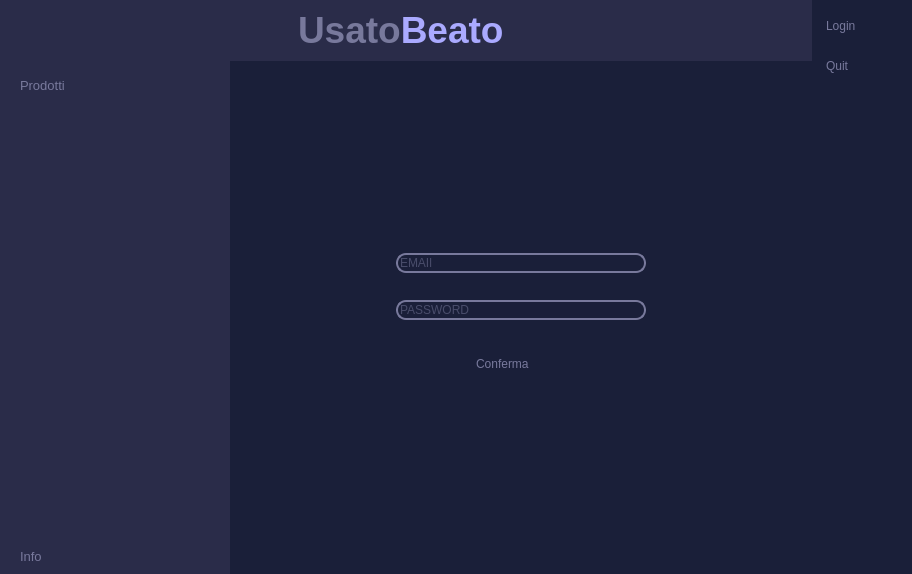
Old version of the form NegozioDelUsatoPython/MVC/View/UserView.ui in the repository LeonUrsu/NegozioDellUsato-ExamIS.
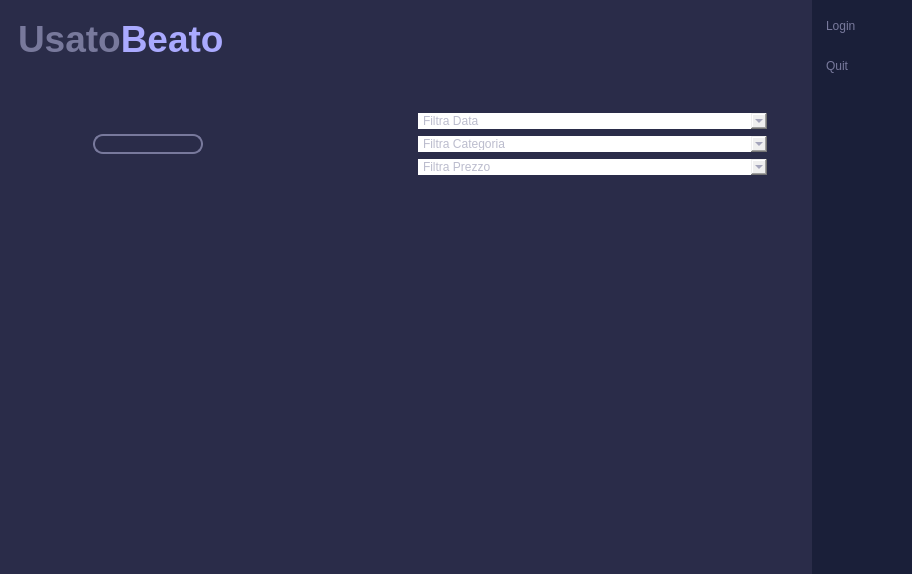
New version of the form. Icons and pictures are not drawn. Custom widgets are drawn as their Qt base class.

Commit message: aggiunto collegamento login/user

What changed in the file:
```diff
--- a/NegozioDelUsatoPython/MVC/View/UserView.ui
+++ b/NegozioDelUsatoPython/MVC/View/UserView.ui
@@ -112,194 +112,6 @@
    <property name="bottomMargin">
     <number>0</number>
    </property>
-   <item>
-    <widget class="QCustomSlideMenu" name="leftMenu" native="true">
-     <property name="minimumSize">
-      <size>
-       <width>0</width>
-       <height>0</height>
-      </size>
-     </property>
-     <layout class="QVBoxLayout" name="verticalLayout">
-      <property name="spacing">
-       <number>0</number>
-      </property>
-      <property name="leftMargin">
-       <number>0</number>
-      </property>
-      <property name="topMargin">
-       <number>0</number>
-      </property>
-      <property name="rightMargin">
-       <number>0</number>
-      </property>
-      <property name="bottomMargin">
-       <number>0</number>
-      </property>
-      <item>
-       <widget class="QFrame" name="frame_10">
-        <property name="frameShape">
-         <enum>QFrame::StyledPanel</enum>
-        </property>
-        <property name="frameShadow">
-         <enum>QFrame::Raised</enum>
-        </property>
-        <layout class="QHBoxLayout" name="horizontalLayout_10">
-         <property name="spacing">
-          <number>0</number>
-         </property>
-         <property name="leftMargin">
-          <number>0</number>
-         </property>
-         <property name="topMargin">
-          <number>68</number>
-         </property>
-         <property name="rightMargin">
-          <number>0</number>
-         </property>
-         <property name="bottomMargin">
-          <number>0</number>
-         </property>
-        </layout>
-       </widget>
-      </item>
-      <item>
-       <widget class="QFrame" name="frame_8">
-        <property name="sizePolicy">
-         <sizepolicy hsizetype="Preferred" vsizetype="Expanding">
-          <horstretch>0</horstretch>
-          <verstretch>0</verstretch>
-         </sizepolicy>
-        </property>
-        <property name="frameShape">
-         <enum>QFrame::StyledPanel</enum>
-        </property>
-        <property name="frameShadow">
-         <enum>QFrame::Raised</enum>
-        </property>
-        <layout class="QVBoxLayout" name="verticalLayout_9">
-         <property name="spacing">
-          <number>0</number>
-         </property>
-         <property name="leftMargin">
-          <number>0</number>
-         </property>
-         <property name="topMargin">
-          <number>0</number>
-         </property>
-         <property name="rightMargin">
-          <number>0</number>
-         </property>
-         <property name="bottomMargin">
-          <number>0</number>
-         </property>
-         <item>
-          <widget class="QFrame" name="frame_9">
-           <property name="sizePolicy">
-            <sizepolicy hsizetype="Preferred" vsizetype="Expanding">
-             <horstretch>0</horstretch>
-             <verstretch>0</verstretch>
-            </sizepolicy>
-           </property>
-           <property name="minimumSize">
-            <size>
-             <width>230</width>
-             <height>506</height>
-            </size>
-           </property>
-           <property name="maximumSize">
-            <size>
-             <width>230</width>
-             <height>16777215</height>
-            </size>
-           </property>
-           <property name="frameShape">
-            <enum>QFrame::StyledPanel</enum>
-           </property>
-           <property name="frameShadow">
-            <enum>QFrame::Raised</enum>
-           </property>
-           <layout class="QVBoxLayout" name="verticalLayout_10">
-            <property name="spacing">
-             <number>10</number>
-            </property>
-            <property name="leftMargin">
-             <number>15</number>
-            </property>
-            <property name="topMargin">
-             <number>0</number>
-            </property>
-            <property name="rightMargin">
-             <number>0</number>
-            </property>
-            <property name="bottomMargin">
-             <number>0</number>
-            </property>
-            <item>
-             <widget class="QPushButton" name="prodottiBtn_2">
-              <property name="font">
-               <font>
-                <family>Leelawadee UI</family>
-                <pointsize>10</pointsize>
-                <italic>false</italic>
-                <bold>false</bold>
-               </font>
-              </property>
-              <property name="cursor">
-               <cursorShape>PointingHandCursor</cursorShape>
-              </property>
-              <property name="text">
-               <string>Prodotti</string>
-              </property>
-              <property name="icon">
-               <iconset>
-                <normaloff>:/assets/#78799c(purple) icons/shopping-cart.svg</normaloff>:/assets/#78799c(purple) icons/shopping-cart.svg</iconset>
-              </property>
-              <property name="iconSize">
-               <size>
-                <width>24</width>
-                <height>24</height>
-               </size>
-              </property>
-             </widget>
-            </item>
-            <item alignment="Qt::AlignBottom">
-             <widget class="QPushButton" name="infoBtn_2">
-              <property name="font">
-               <font>
-                <family>Leelawadee UI</family>
-                <pointsize>10</pointsize>
-                <italic>false</italic>
-                <bold>false</bold>
-               </font>
-              </property>
-              <property name="cursor">
-               <cursorShape>PointingHandCursor</cursorShape>
-              </property>
-              <property name="text">
-               <string>Info</string>
-              </property>
-              <property name="icon">
-               <iconset>
-                <normaloff>:/assets/#78799c(purple) icons/info.svg</normaloff>:/assets/#78799c(purple) icons/info.svg</iconset>
-              </property>
-              <property name="iconSize">
-               <size>
-                <width>24</width>
-                <height>24</height>
-               </size>
-              </property>
-             </widget>
-            </item>
-           </layout>
-          </widget>
-         </item>
-        </layout>
-       </widget>
-      </item>
-     </layout>
-    </widget>
-   </item>
    <item>
     <widget class="QWidget" name="mainBody" native="true">
      <property name="sizePolicy">
@@ -338,41 +150,30 @@
         <property name="frameShadow">
          <enum>QFrame::Raised</enum>
         </property>
+        <layout class="QVBoxLayout" name="verticalLayout_3">
+         <item>
+          <widget class="QFrame" name="titolo">
+           <property name="maximumSize">
+            <size>
+             <width>16777215</width>
+             <height>70</height>
+            </size>
+           </property>
+           <property name="frameShape">
+            <enum>QFrame::StyledPanel</enum>
+           </property>
+           <property name="frameShadow">
+            <enum>QFrame::Raised</enum>
+           </property>
         <layout class="QHBoxLayout" name="horizontalLayout_2">
          <item>
-          <widget class="QPushButton" name="pushButton">
-           <property name="enabled">
-            <bool>true</bool>
-           </property>
-           <property name="minimumSize">
-            <size>
-             <width>24</width>
-             <height>24</height>
-            </size>
-           </property>
-           <property name="maximumSize">
-            <size>
-             <width>24</width>
-             <height>24</height>
-            </size>
-           </property>
-           <property name="text">
-            <string/>
-           </property>
-           <property name="icon">
-            <iconset>
-             <normaloff>:/assets/#78799c(purple) icons/menu.svg</normaloff>:/assets/#78799c(purple) icons/menu.svg</iconset>
-           </property>
-           <property name="iconSize">
-            <size>
-             <width>24</width>
-             <height>24</height>
-            </size>
-           </property>
-          </widget>
-         </item>
-         <item alignment="Qt::AlignHCenter">
           <widget class="QLabel" name="label">
+              <property name="maximumSize">
+               <size>
+                <width>16777215</width>
+                <height>50</height>
+               </size>
+              </property>
            <property name="text">
             <string>&lt;html&gt;&lt;head/&gt;&lt;body&gt;&lt;p&gt;&lt;span style=&quot; font-size:28pt; font-weight:600;&quot;&gt;Usato&lt;/span&gt;&lt;span style=&quot; font-size:28pt; font-weight:600; color:#aaaaff;&quot;&gt;Beato&lt;/span&gt;&lt;/p&gt;&lt;/body&gt;&lt;/html&gt;</string>
            </property>
@@ -399,14 +200,16 @@
        </widget>
       </item>
       <item>
-       <widget class="QStackedWidget" name="stackedWidget">
-        <property name="currentIndex">
-         <number>1</number>
-        </property>
-        <widget class="QWidget" name="prodottiPG">
-         <layout class="QVBoxLayout" name="verticalLayout_3">
+          <widget class="QFrame" name="prodotti">
+           <property name="frameShape">
+            <enum>QFrame::StyledPanel</enum>
+           </property>
+           <property name="frameShadow">
+            <enum>QFrame::Raised</enum>
+           </property>
+           <layout class="QVBoxLayout" name="verticalLayout_5">
           <item>
-           <widget class="QFrame" name="frame_2">
+             <widget class="QFrame" name="frame_3">
             <property name="sizePolicy">
              <sizepolicy hsizetype="Preferred" vsizetype="Expanding">
               <horstretch>0</horstretch>
@@ -555,88 +358,8 @@
           </item>
          </layout>
         </widget>
-        <widget class="QWidget" name="loginPG">
-         <layout class="QVBoxLayout" name="verticalLayout_5">
-          <property name="spacing">
-           <number>0</number>
-          </property>
-          <item>
-           <widget class="QWidget" name="widget" native="true">
-            <property name="maximumSize">
-             <size>
-              <width>16777215</width>
-              <height>200</height>
-             </size>
-            </property>
-            <layout class="QVBoxLayout" name="verticalLayout_6">
-             <property name="spacing">
-              <number>0</number>
-             </property>
-             <item alignment="Qt::AlignHCenter">
-              <widget class="QLineEdit" name="lineEdit">
-               <property name="minimumSize">
-                <size>
-                 <width>250</width>
-                 <height>0</height>
-                </size>
-               </property>
-               <property name="maximumSize">
-                <size>
-                 <width>250</width>
-                 <height>16777215</height>
-                </size>
-               </property>
-               <property name="placeholderText">
-                <string>EMAIl</string>
-               </property>
-              </widget>
-             </item>
-             <item alignment="Qt::AlignHCenter">
-              <widget class="QLineEdit" name="lineEdit_3">
-               <property name="minimumSize">
-                <size>
-                 <width>250</width>
-                 <height>0</height>
-                </size>
-               </property>
-               <property name="maximumSize">
-                <size>
-                 <width>250</width>
-                 <height>16777215</height>
-                </size>
-               </property>
-               <property name="placeholderText">
-                <string>PASSWORD</string>
-               </property>
-              </widget>
-             </item>
-             <item alignment="Qt::AlignHCenter">
-              <widget class="QPushButton" name="pushButton_2">
-               <property name="minimumSize">
-                <size>
-                 <width>100</width>
-                 <height>0</height>
-                </size>
-               </property>
-               <property name="maximumSize">
-                <size>
-                 <width>100</width>
-                 <height>16777215</height>
-                </size>
-               </property>
-               <property name="cursor">
-                <cursorShape>PointingHandCursor</cursorShape>
-               </property>
-               <property name="text">
-                <string>Conferma</string>
-               </property>
-              </widget>
-             </item>
-            </layout>
-           </widget>
-          </item>
-         </layout>
-        </widget>
+         </item>
+        </layout>
        </widget>
       </item>
      </layout>
@@ -690,14 +413,6 @@
    </item>
   </layout>
  </widget>
- <customwidgets>
-  <customwidget>
-   <class>QCustomSlideMenu</class>
-   <extends>QWidget</extends>
-   <header location="global">Custom_Widgets.Widgets.h</header>
-   <container>1</container>
-  </customwidget>
- </customwidgets>
  <resources>
   <include location="resources.qrc"/>
  </resources>
```
Left out of the diff: 21 changed lines with no effect on the pictures. Lines whose indentation alone changed are shown as unchanged. The commit also changes 11 other files.
